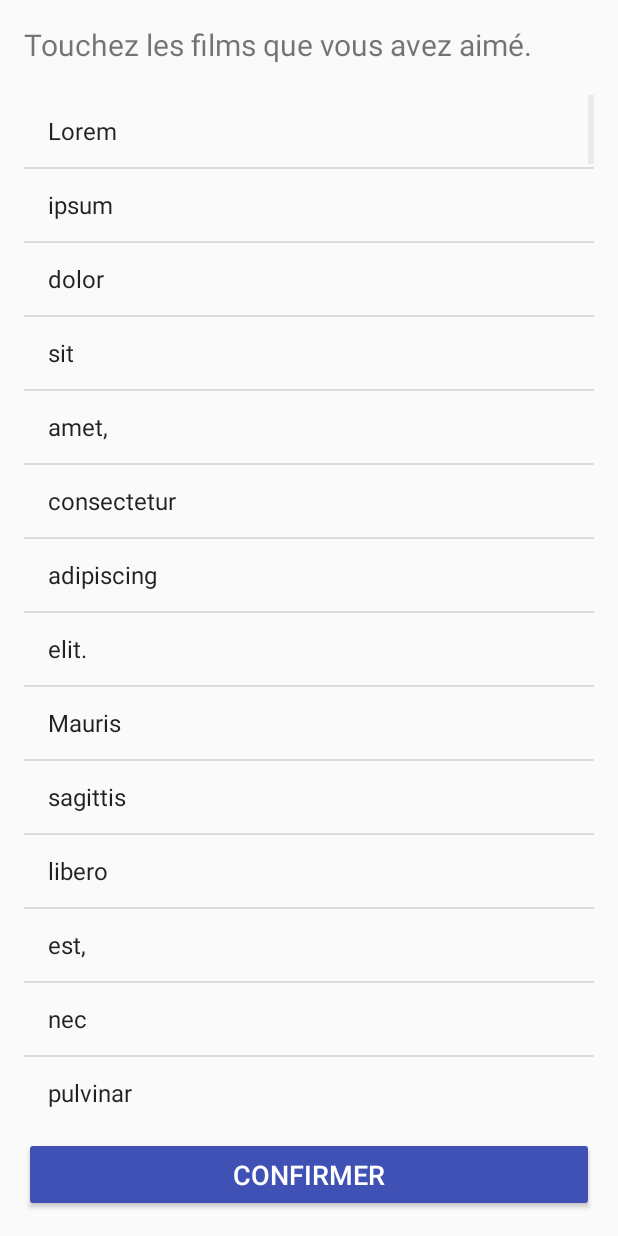
After one commit to Infinit8io/Swatching, an Android app: the ChooseMovies screen opened directly, with no data from a screen before it, on a phone screen of 412 x 824 dp. The commit adds this screen. Run offline under Robolectric (Android 15) with nearby library versions, the phone set to English and light mode, and no system bars.

Commit message:
First activity + second activity mockup

```diff
--- a/Swatching/app/build.gradle
+++ b/Swatching/app/build.gradle
@@ -25,5 +25,6 @@ dependencies {
         exclude group: 'com.android.support', module: 'support-annotations'
     })
     compile 'com.android.support:appcompat-v7:25.0.0'
+    compile 'com.android.support:support-v4:25.0.0'
     testCompile 'junit:junit:4.12'
 }
--- a/Swatching/app/src/main/AndroidManifest.xml
+++ b/Swatching/app/src/main/AndroidManifest.xml
@@ -15,6 +15,7 @@
                 <category android:name="android.intent.category.LAUNCHER" />
             </intent-filter>
         </activity>
+        <activity android:name=".ChooseMovies"></activity>
     </application>
 
 </manifest>
--- /dev/null
+++ b/Swatching/app/src/main/java/io/infinit8/swatching/ChooseMovies.java
@@ -0,0 +1,28 @@
+package io.infinit8.swatching;
+
+import android.support.v7.app.AppCompatActivity;
+import android.os.Bundle;
+import android.view.Window;
+import android.view.WindowManager;
+import android.widget.ArrayAdapter;
+import android.widget.ListView;
+
+public class ChooseMovies extends AppCompatActivity {
+
+    @Override
+    protected void onCreate(Bundle savedInstanceState) {
+        super.onCreate(savedInstanceState);
+        requestWindowFeature(Window.FEATURE_NO_TITLE);
+        getWindow().setFlags(WindowManager.LayoutParams.FLAG_FULLSCREEN, WindowManager.LayoutParams.FLAG_FULLSCREEN);
+        setContentView(R.layout.activity_choose_movies);
+
+        getSupportActionBar().hide();
+
+        ListView lv = (ListView)findViewById(R.id.listMovies);
+
+        ArrayAdapter<String> adapter = new ArrayAdapter<String>(ChooseMovies.this, android.R.layout.simple_list_item_1, "Lorem ipsum dolor sit amet, consectetur adipiscing elit. Mauris sagittis libero est, nec pulvinar velit venenatis sit amet. Nulla neque metus, tristique in varius a, viverra nec sapien. Vestibulum at nibh risus. Fusce hendrerit congue aliquam. Phasellus sed dictum diam, sit amet iaculis nulla. Ut faucibus eleifend quam eget aliquet. Cras eu lorem vitae massa pulvinar rhoncus. Duis tincidunt tellus vitae dapibus sodales. Vivamus sit amet auctor tortor. Praesent tempor sed quam ac consequat. Donec tempor odio at erat eleifend viverra. Nulla efficitur magna eu risus hendrerit egestas. Nulla faucibus ante et sem imperdiet, quis dapibus ex tempor. Proin scelerisque scelerisque mattis. Nulla pulvinar orci purus, at condimentum nunc convallis a. Donec consectetur dolor sit amet tincidunt ornare. Nunc lobortis turpis sit amet mauris efficitur eleifend. Cras sed mauris convallis, aliquet neque sed, ultricies nulla. Morbi non vulputate turpis, a molestie tellus. Aliquam nibh nibh, convallis at turpis eget, lacinia pretium dui. Maecenas pellentesque est sed magna bibendum pellentesque eu a urna. Proin fermentum aliquam eros nec rutrum. Donec quis aliquet ex, quis ultricies eros. Phasellus at maximus elit. Nunc accumsan mauris sit amet mauris aliquet, vel ultrices neque ornare. Pellentesque vitae mi tristique, efficitur elit nec, blandit dolor. Aliquam.".split(" "));
+
+        lv.setAdapter(adapter);
+
+    }
+}
--- /dev/null
+++ b/Swatching/app/src/main/res/layout/activity_choose_movies.xml
@@ -0,0 +1,39 @@
+<?xml version="1.0" encoding="utf-8"?>
+<RelativeLayout xmlns:android="http://schemas.android.com/apk/res/android"
+    xmlns:tools="http://schemas.android.com/tools"
+    android:id="@+id/activity_choose_movies"
+    android:layout_width="match_parent"
+    android:layout_height="match_parent"
+    android:paddingBottom="@dimen/activity_vertical_margin"
+    android:paddingLeft="@dimen/activity_horizontal_margin"
+    android:paddingRight="@dimen/activity_horizontal_margin"
+    android:paddingTop="@dimen/activity_vertical_margin"
+    tools:context="io.infinit8.swatching.ChooseMovies">
+    <TextView
+        android:id="@+id/lblLikedMovies"
+        android:layout_width="wrap_content"
+        android:layout_height="wrap_content"
+        android:textSize="20sp"
+        android:text="@string/text_liked_movies"/>
+
+    <Button
+        android:text="@string/btn_confirm_text"
+        android:layout_width="wrap_content"
+        android:layout_height="50sp"
+        android:textSize="18sp"
+        android:id="@+id/btnConfirm"
+        android:layout_alignParentBottom="true"
+        android:layout_alignParentEnd="true"
+        android:layout_alignParentStart="true"
+        style="@style/Widget.AppCompat.Button.Colored"
+        />
+    <ListView
+        android:id="@+id/listMovies"
+        android:layout_marginTop="20sp"
+        android:layout_marginBottom="20sp"
+        android:layout_below="@id/lblLikedMovies"
+        android:layout_above="@id/btnConfirm"
+        android:layout_width="match_parent"
+        android:layout_height="match_parent"></ListView>
+
+</RelativeLayout>
--- a/Swatching/app/src/main/res/values/colors.xml
+++ b/Swatching/app/src/main/res/values/colors.xml
@@ -2,5 +2,7 @@
 <resources>
     <color name="colorPrimary">#3F51B5</color>
     <color name="colorPrimaryDark">#303F9F</color>
-    <color name="colorAccent">#FF4081</color>
+    <color name="colorAccent">#3F51B5</color>
+
+    <color name="black_overlay">#66000000</color>
 </resources>
--- a/Swatching/app/src/main/res/values/strings.xml
+++ b/Swatching/app/src/main/res/values/strings.xml
@@ -1,3 +1,12 @@
 <resources>
     <string name="app_name">Swatching</string>
+
+    <!-- First Launch activity strings -->
+    <string name="title_first_usage">C\'est votre première utilisation de Swatching.</string>
+    <string name="desc_first_usage">Pour une meilleure expérience, nous allons définir vos gouts et préférences en matière de films.</string>
+    <string name="btn_start_text">COMMENCER !</string>
+
+    <!-- Liked movies strings -->
+    <string name="text_liked_movies">Touchez les films que vous avez aimé.</string>
+    <string name="btn_confirm_text">CONFIRMER</string>
 </resources>
```
Also changed, not shown: Swatching/app/src/main/java/io/infinit8/swatching/MainActivity.java (+42 -0 lines), Swatching/app/src/main/res/layout/activity_main.xml (+44 -8 lines), Swatching/app/src/main/res/values/attrs.xml (added, +12 -0 lines), Swatching/app/src/main/res/values/styles.xml (+12 -0 lines), Swatching/app/src/main/res/drawable/kitten.gif (added).
